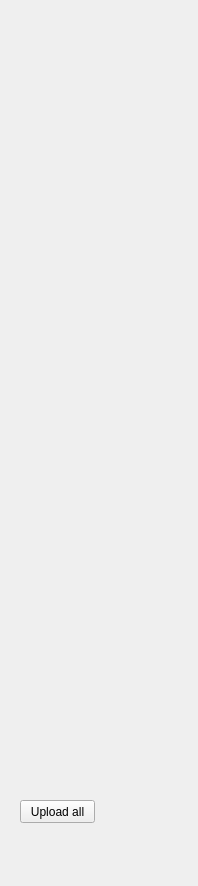
First picture: the form in ui/Shaper.ui, repository shreyaspotnis/barriershaper, before the edit.
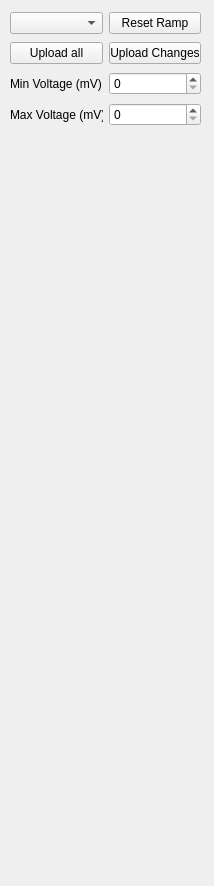
Second picture: the form after the edit.

Commit message: Added min max voltage boxes

```diff
--- a/ui/Shaper.ui
+++ b/ui/Shaper.ui
@@ -6,7 +6,7 @@
    <rect>
     <x>0</x>
     <y>0</y>
-    <width>198</width>
+    <width>214</width>
     <height>886</height>
    </rect>
   </property>
@@ -17,25 +17,80 @@
    <property name="geometry">
     <rect>
      <x>10</x>
-     <y>40</y>
+     <y>150</y>
      <width>160</width>
-     <height>711</height>
+     <height>671</height>
     </rect>
    </property>
-   <layout class="QVBoxLayout" name="spinBoxLayout"/>
+   <layout class="QVBoxLayout" name="spinBoxLayout">
+    <property name="spacing">
+     <number>0</number>
+    </property>
+   </layout>
   </widget>
-  <widget class="QPushButton" name="pushButton">
+  <widget class="QWidget" name="gridLayoutWidget">
    <property name="geometry">
     <rect>
-     <x>20</x>
-     <y>800</y>
-     <width>75</width>
-     <height>23</height>
+     <x>10</x>
+     <y>10</y>
+     <width>191</width>
+     <height>121</height>
     </rect>
    </property>
-   <property name="text">
-    <string>Upload all</string>
-   </property>
+   <layout class="QGridLayout" name="gridLayout">
+    <item row="0" column="0">
+     <widget class="QComboBox" name="rampListCombo"/>
+    </item>
+    <item row="0" column="1">
+     <widget class="QPushButton" name="ResetRampButton">
+      <property name="text">
+       <string>Reset Ramp</string>
+      </property>
+     </widget>
+    </item>
+    <item row="2" column="1">
+     <widget class="QSpinBox" name="minVoltageSpinBox">
+      <property name="maximum">
+       <number>5000</number>
+      </property>
+     </widget>
+    </item>
+    <item row="1" column="0">
+     <widget class="QPushButton" name="uploadAllButton">
+      <property name="text">
+       <string>Upload all</string>
+      </property>
+     </widget>
+    </item>
+    <item row="1" column="1">
+     <widget class="QPushButton" name="uploadChangesButton">
+      <property name="text">
+       <string>Upload Changes</string>
+      </property>
+     </widget>
+    </item>
+    <item row="3" column="1">
+     <widget class="QSpinBox" name="maxVoltageSpinBox">
+      <property name="maximum">
+       <number>5000</number>
+      </property>
+     </widget>
+    </item>
+    <item row="2" column="0">
+     <widget class="QLabel" name="label">
+      <property name="text">
+       <string>Min Voltage (mV)</string>
+      </property>
+     </widget>
+    </item>
+    <item row="3" column="0">
+     <widget class="QLabel" name="label_2">
+      <property name="text">
+       <string>Max Voltage (mV)</string>
+      </property>
+     </widget>
+    </item>
+   </layout>
   </widget>
  </widget>
  <resources/>
```
Left out of the diff: 40 changed lines with no effect on the pictures. The commit also changes 4 other files.
